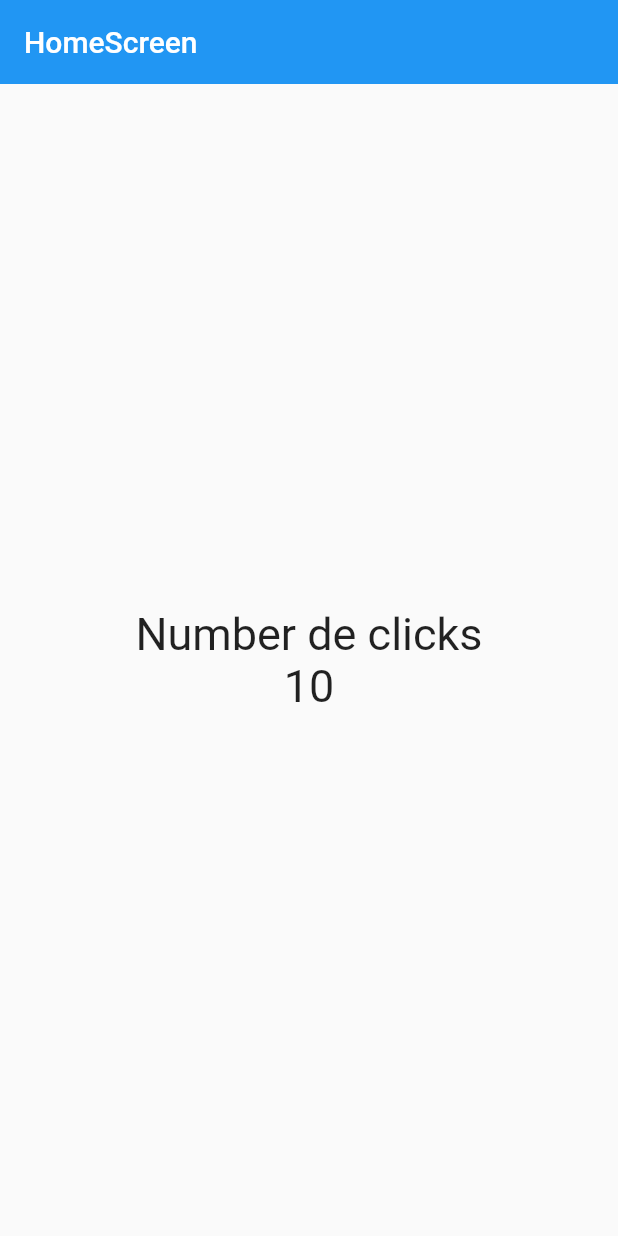
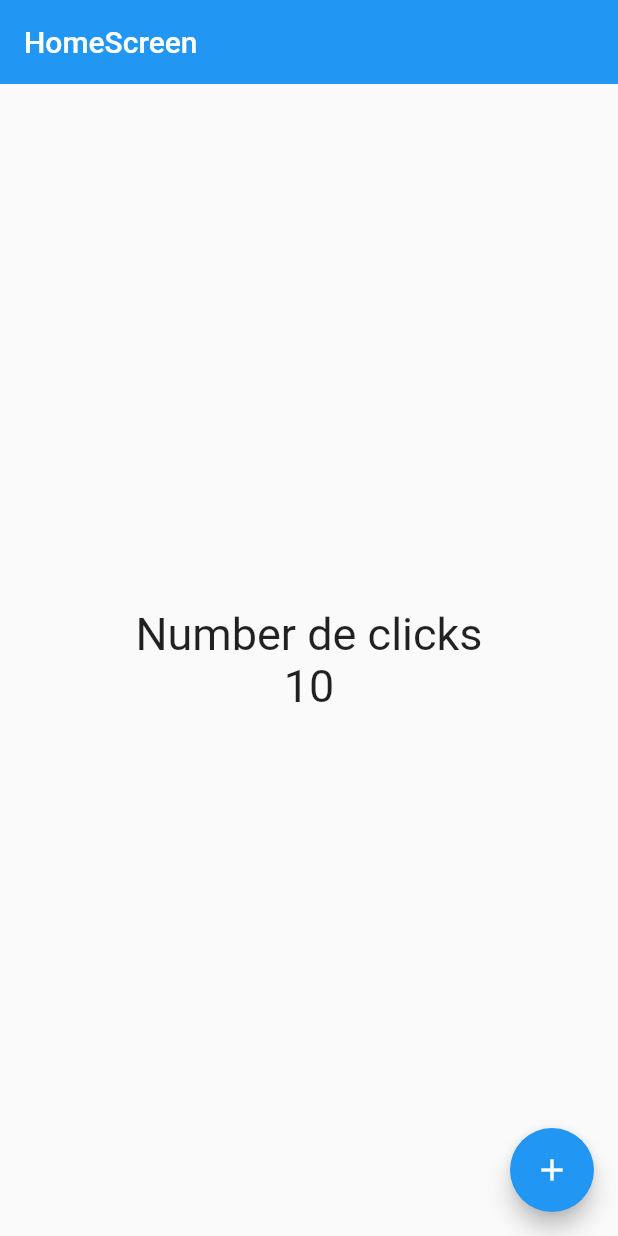
Before and after one commit to MiguelMurrugarraTorres/learning_path, a Flutter app: the screen it shows after launch, on a phone screen of 412 x 824 dp. Run offline on Flutter 3.47's test engine with Material 2 defaults, Android fonts, the phone set to English and light mode, and no system bars.

Commit message:
se creo un boton flotante y se agrego un widget Icon para poder agregar un icono predeterminado

```diff
--- a/FLUTTER/counter_app/lib/screens/home_screen.dart
+++ b/FLUTTER/counter_app/lib/screens/home_screen.dart
@@ -22,6 +22,9 @@ class HomeScreen extends StatelessWidget {
             )
           ],
         ),
-        ));
+      ),
+      floatingActionButton:
+          FloatingActionButton(child: const Icon(Icons.add), onPressed: () {}),
+    );
   }
 }
```
Lines whose indentation alone changed are shown as unchanged.
